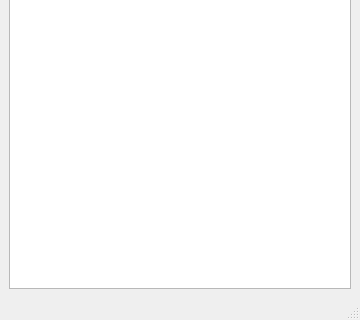
The window that Python/mainwindow.ui (nidzo732/FileTransfer) describes before a commit, drawn with Qt 5; both pictures show x 0 to 360 and y 160 to 480 of the 360 by 480 pixel window.
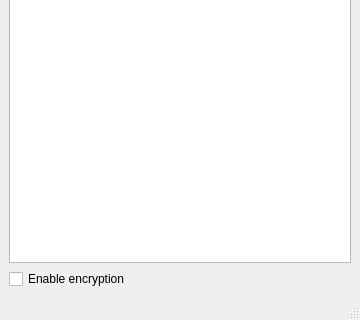
The same window after the commit.

Commit message:
Python: option disable encryption
- encryption in Python client can now be disabled for faster transfer
- added a script that converts Qt Designer .ui files to Python modules

```diff
--- a/Python/mainwindow.ui
+++ b/Python/mainwindow.ui
@@ -50,6 +50,13 @@
       <item>
        <widget class="QListWidget" name="peerList"/>
       </item>
+      <item>
+       <widget class="QCheckBox" name="enableEncryption">
+        <property name="text">
+         <string>Enable encryption</string>
+        </property>
+       </widget>
+      </item>
      </layout>
     </item>
    </layout>
```
The commit also changes 7 other files.
